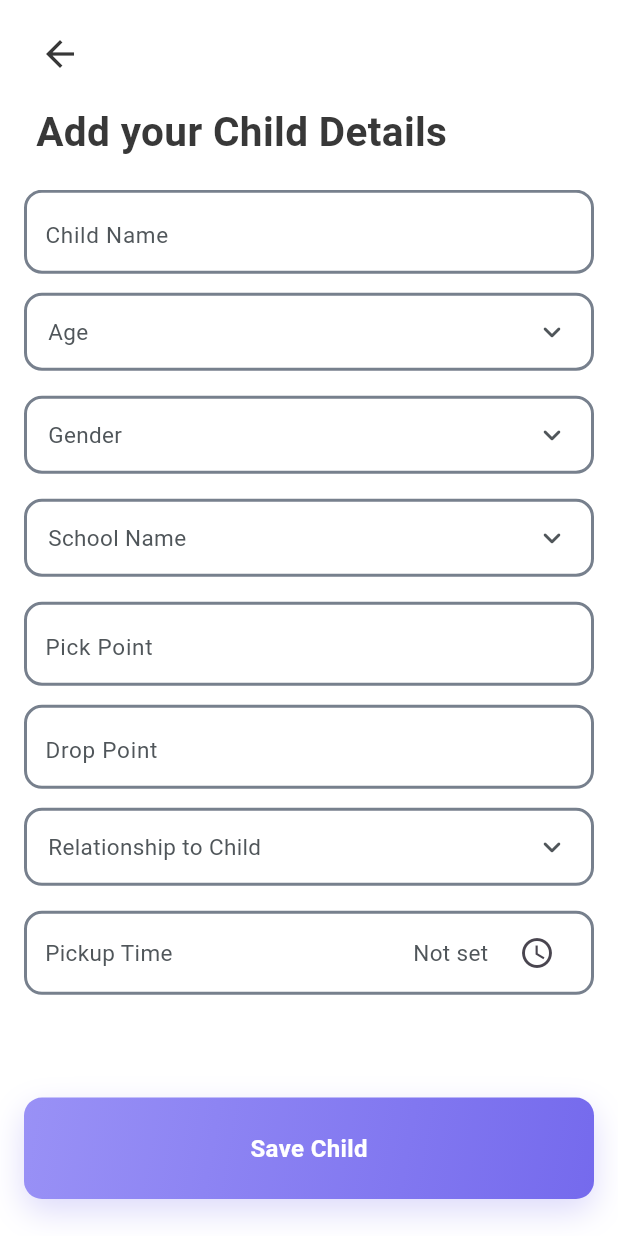
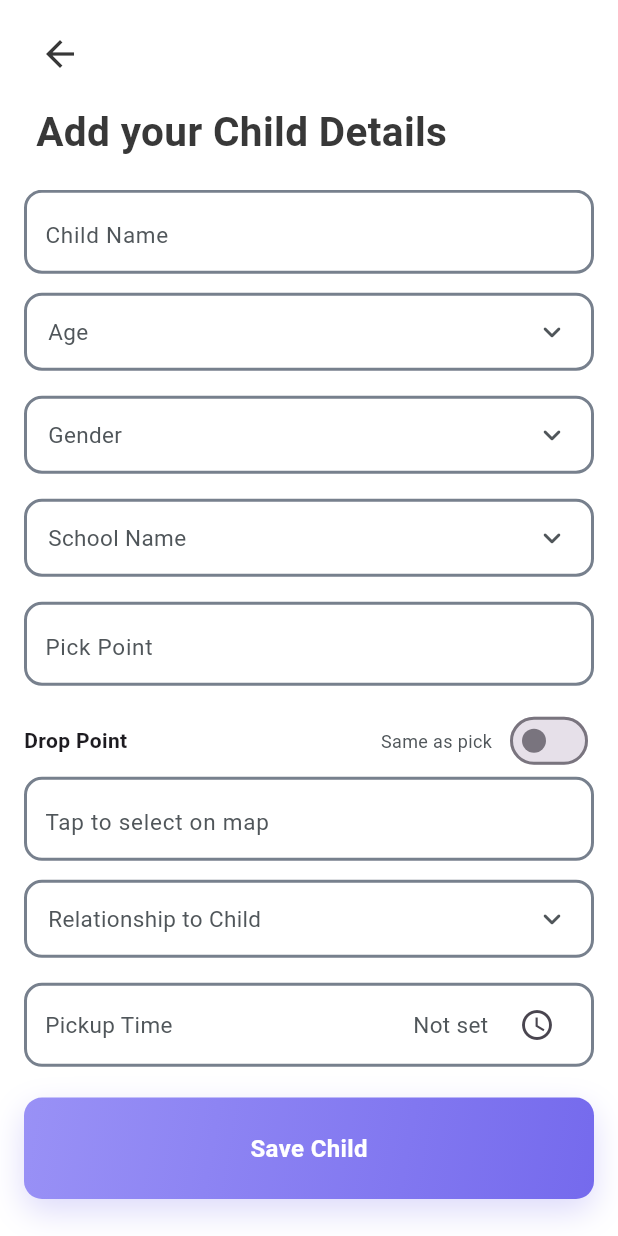
Before and after one commit to rayyankhan00776/GoDropMe, a Flutter app: the AddChildrenScreen screen opened by its route, after a tap on "Add Child", on a phone screen of 412 x 824 dp. Run offline on Flutter 3.47's test engine with Material 3 defaults, Android fonts, the phone set to English and light mode, and no system bars; our stand-ins replace appwrite, flutter_svg, geolocator, get, google_maps_flutter, image_picker and 2 more; accounts and stored records are empty; project files that could hold a hidden picture were left out.

Commit message:
integrated the map for child pick and drop location for an accurate coordinates

```diff
--- a/lib/features/parentSide/addChildren/widgets/AddChildrenFormhelpScreen/add_child_form.dart
+++ b/lib/features/parentSide/addChildren/widgets/AddChildrenFormhelpScreen/add_child_form.dart
@@ -10,6 +10,8 @@ import 'package:godropme/features/parentSide/addChildren/widgets/AddChildrenForm
 import 'package:godropme/features/parentSide/addChildren/widgets/AddChildrenFormhelpScreen/selection_bottom_sheet.dart';
 import 'package:godropme/features/parentSide/addChildren/widgets/AddChildrenFormhelpScreen/time_picker_field.dart';
 import 'package:godropme/theme/colors.dart';
+import 'package:google_maps_flutter/google_maps_flutter.dart';
+import 'package:godropme/features/parentSide/addChildren/widgets/AddChildrenFormhelpScreen/location_picker_bottom_sheet.dart';
 
 typedef OnSaveChild = void Function(Map<String, dynamic> childData);
 
@@ -28,6 +30,9 @@ class AddChildFormState extends State<AddChildForm> {
   // Text controllers kept only for text fields
   final _pickPointController = TextEditingController();
   final _dropPointController = TextEditingController();
+  LatLng? _pickLatLng;
+  LatLng? _dropLatLng;
+  bool _sameAsPick = false;
   TimeOfDay? _pickupTime;
   // Single global error message shown when any required field is missing
   String? _globalError;
@@ -104,6 +109,10 @@ class AddChildFormState extends State<AddChildForm> {
       'school': school,
       'pick_point': pick,
       'drop_point': drop,
+      'pick_lat': _pickLatLng?.latitude,
+      'pick_lng': _pickLatLng?.longitude,
+      'drop_lat': _dropLatLng?.latitude,
+      'drop_lng': _dropLatLng?.longitude,
       'relationship': rel,
       'pickup_time': _pickupTime?.format(context) ?? '',
     };
@@ -114,6 +123,39 @@ class AddChildFormState extends State<AddChildForm> {
 
   /// Public helper so parents can trigger the save from outside via a GlobalKey.
   void submitForm() => _save();
+
+  Future<void> _selectPickLocation() async {
+    final result = await showLocationPickerBottomSheet(
+      context,
+      initial: _pickLatLng,
+    );
+    if (result != null) {
+      setState(() {
+        _pickLatLng = result;
+        _pickPointController.text =
+            '${result.latitude.toStringAsFixed(6)}, ${result.longitude.toStringAsFixed(6)}';
+        if (_sameAsPick) {
+          _dropLatLng = result;
+          _dropPointController.text = _pickPointController.text;
+        }
+      });
+    }
+  }
+
+  Future<void> _selectDropLocation() async {
+    if (_sameAsPick) return; // disabled when same-as-pick is on
+    final result = await showLocationPickerBottomSheet(
+      context,
+      initial: _dropLatLng ?? _pickLatLng,
+    );
+    if (result != null) {
+      setState(() {
+        _dropLatLng = result;
+        _dropPointController.text =
+            '${result.latitude.toStringAsFixed(6)}, ${result.longitude.toStringAsFixed(6)}';
+      });
+    }
+  }
 
   @override
   Widget build(BuildContext context) {
@@ -178,19 +220,64 @@ class AddChildFormState extends State<AddChildForm> {
           ),
           SizedBox(height: Responsive.scaleClamped(context, 12, 8, 18)),
 
-          // Pick point
-          CustomTextField(
-            borderColor: AppColors.gray,
-            controller: _pickPointController,
-            hintText: AppStrings.childPickPointHint,
+          // Pick point (map picker)
+          GestureDetector(
+            onTap: _selectPickLocation,
+            child: AbsorbPointer(
+              child: CustomTextField(
+                borderColor: AppColors.gray,
+                controller: _pickPointController,
+                hintText: AppStrings.childPickPointHint,
+              ),
+            ),
           ),
           SizedBox(height: Responsive.scaleClamped(context, 12, 8, 18)),
 
-          // Drop point
-          CustomTextField(
-            borderColor: AppColors.gray,
-            controller: _dropPointController,
-            hintText: AppStrings.childDropPointHint,
+          // Drop point header with Same as pick toggle
+          Row(
+            children: [
+              Expanded(
+                child: Text(
+                  AppStrings.childDropPointHint,
+                  style: const TextStyle(
+                    fontSize: 14,
+                    fontWeight: FontWeight.w600,
+                  ),
+                ),
+              ),
+              const SizedBox(width: 12),
+              Text(
+                'Same as pick',
+                style: TextStyle(color: AppColors.darkGray, fontSize: 12),
+              ),
+              const SizedBox(width: 8),
+              Switch(
+                value: _sameAsPick,
+                activeColor: AppColors.primary,
+                onChanged: (val) {
+                  setState(() {
+                    _sameAsPick = val;
+                    if (_sameAsPick) {
+                      _dropLatLng = _pickLatLng;
+                      _dropPointController.text = _pickPointController.text;
+                    } else {
+                      _dropLatLng = null;
+                      _dropPointController.clear();
+                    }
+                  });
+                },
+              ),
+            ],
+          ),
+          GestureDetector(
+            onTap: _selectDropLocation,
+            child: AbsorbPointer(
+              child: CustomTextField(
+                borderColor: _sameAsPick ? AppColors.grayLight : AppColors.gray,
+                controller: _dropPointController,
+                hintText: 'Tap to select on map',
+              ),
+            ),
           ),
           SizedBox(height: Responsive.scaleClamped(context, 12, 8, 18)),
 
--- /dev/null
+++ b/lib/features/parentSide/parentHome/binding/parent_map_binding.dart
@@ -0,0 +1,9 @@
+import 'package:get/get.dart';
+import 'package:godropme/features/parentSide/parentHome/controllers/parent_map_controller.dart';
+
+class ParentMapBinding extends Bindings {
+  @override
+  void dependencies() {
+    Get.lazyPut<ParentMapController>(() => ParentMapController());
+  }
+}
--- a/lib/routes.dart
+++ b/lib/routes.dart
@@ -23,8 +23,9 @@ import 'package:godropme/features/commonFeatures/phoneAndOtpVerfication/binding/
 import 'package:godropme/features/commonFeatures/phoneAndOtpVerfication/binding/otp_binding.dart';
 // import 'package:godropme/features/parentSide/parentHome/extra/parent_Home_Screen.dart';
 import 'package:godropme/features/parentSide/parentHome/pages/parent_map_screen.dart';
+import 'package:godropme/features/parentSide/parentHome/binding/parent_map_binding.dart';
 import 'package:godropme/features/parentSide/parentName/pages/parent_name_screen.dart';
-import 'package:godropme/features/parentSide/parentName/binding/driver_name_binding.dart';
+import 'package:godropme/features/parentSide/parentName/binding/parent_name_binding.dart';
 import 'package:godropme/features/parentSide/addChildren/pages/add_children_screen.dart';
 import 'package:godropme/features/parentSide/addChildren/binding/add_children_binding.dart';
 import 'package:godropme/features/parentSide/findDrivers/pages/find_drivers_screen.dart';
@@ -121,7 +122,11 @@ class AppRoutes {
       binding: VehicleRegistrationBinding(),
     ),
     // parents Screens can be added here in the same manner
-    GetPage(name: parentmapScreen, page: () => const ParentMapScreen()),
+    GetPage(
+      name: parentmapScreen,
+      page: () => const ParentMapScreen(),
+      binding: ParentMapBinding(),
+    ),
     GetPage(name: parentChat, page: () => const ParentChatScreen()),
     GetPage(
       name: addChildren,
--- a/lib/sharedPrefs/local_storage.dart
+++ b/lib/sharedPrefs/local_storage.dart
@@ -16,6 +16,8 @@ class StorageKeys {
 
   // Parent: children list stored as JSON array of child maps
   static const childrenList = 'children_list';
+  // Parent: store parent name similar to driver name for parity
+  static const parentName = 'parent_name';
 }
 
 /// A very small wrapper around SharedPreferences tailored for this app's
@@ -61,7 +63,17 @@ class LocalStorage {
     String key,
     List<Map<String, dynamic>> list,
   ) async {
-    await setString(key, jsonEncode(list));
+    // Write atomically by encoding first
+    final payload = jsonEncode(list);
+    await setString(key, payload);
+  }
+
+  /// Replace the entire JSON list atomically.
+  static Future<void> replaceJsonList(
+    String key,
+    List<Map<String, dynamic>> list,
+  ) async {
+    await setJsonList(key, list);
   }
 
   static Future<List<Map<String, dynamic>>> getJsonList(String key) async {
@@ -71,9 +83,16 @@ class LocalStorage {
       final decoded = jsonDecode(s);
       if (decoded is List) {
         return decoded
-            .whereType<Map>()
-            .map((e) => e.map((k, v) => MapEntry(k.toString(), v)))
-            .cast<Map<String, dynamic>>()
+            .map((e) {
+              if (e is Map) {
+                // Ensure we get a proper Map<String, dynamic>
+                return Map<String, dynamic>.from(
+                  e.map((k, v) => MapEntry(k.toString(), v)),
+                );
+              }
+              return <String, dynamic>{};
+            })
+            .where((m) => m.isNotEmpty)
             .toList();
       }
     } catch (_) {}
--- a/pubspec.yaml
+++ b/pubspec.yaml
@@ -33,6 +33,7 @@ dependencies:
   google_maps_flutter: ^2.13.1
   permission_handler: ^12.0.1
   appwrite: ^20.2.1
+  geolocator: ^10.1.0
 
   # Product Specific Packages
   # add to be when needed
```
Also changed, not shown: lib/features/DriverSide/driverHome/pages/driver_map_screen.dart (+12 -0 lines), lib/features/parentSide/addChildren/controllers/add_children_controller.dart (+9 -1 lines), lib/features/parentSide/addChildren/widgets/AddChildrenFormhelpScreen/location_picker_bottom_sheet.dart (added, +336 -0 lines), lib/features/parentSide/parentHome/controllers/parent_map_controller.dart (added, +10 -0 lines), lib/features/parentSide/parentHome/pages/parent_map_screen.dart (+12 -0 lines), lib/features/parentSide/parentName/controller/parent_name_controller.dart (+8 -1 lines), lib/features/parentSide/parentName/binding/parent_name_binding.dart (renamed from lib/features/parentSide/parentName/binding/driver_name_binding.dart), pubspec.lock, 1 other file.
